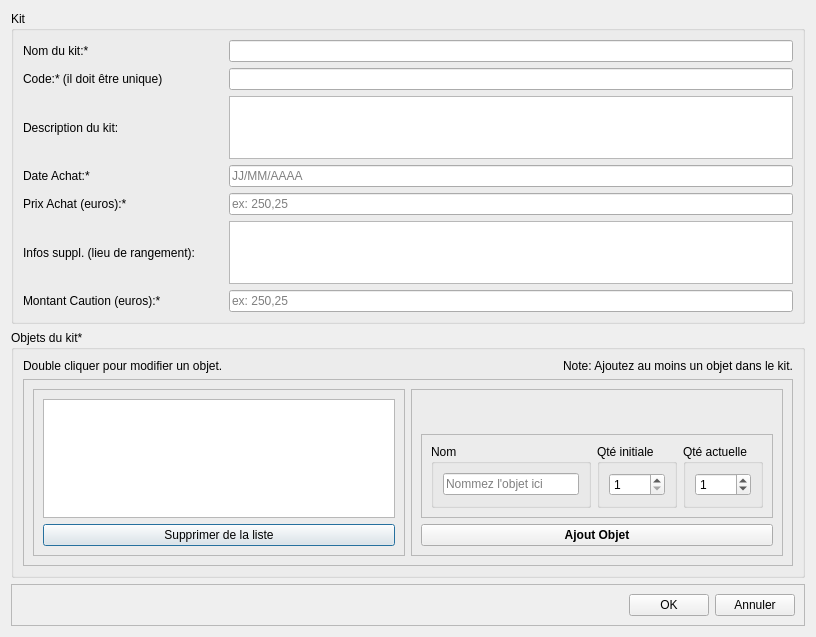
First picture: the form in popups/poppupaddkit.ui, repository diluxe01/Micro_Brico, before the edit.
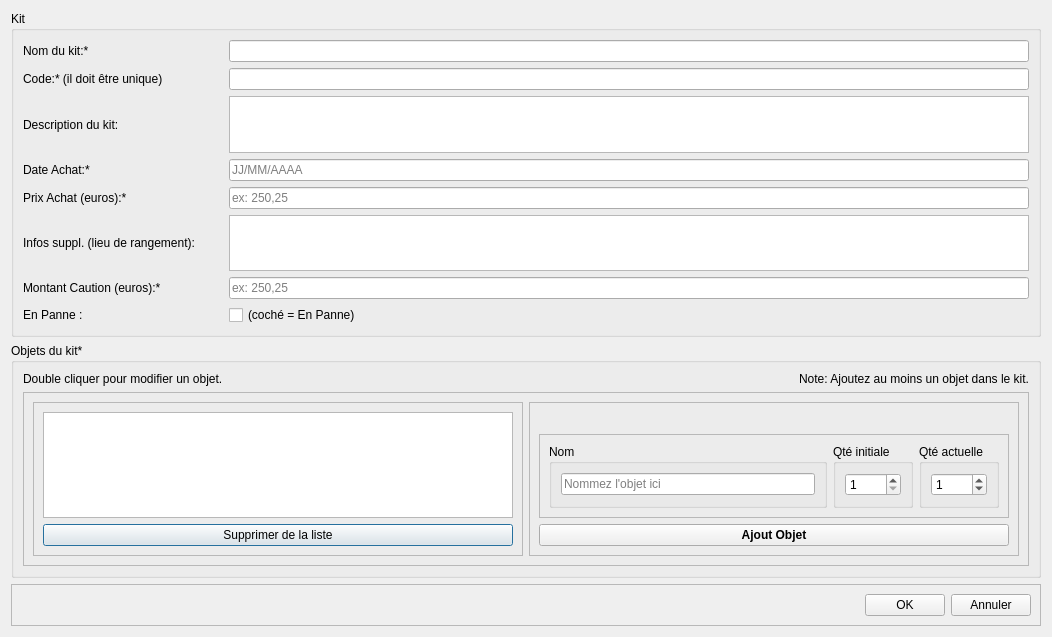
Second picture: the form after the edit.

Diff of the .ui file:
```diff
--- a/popups/poppupaddkit.ui
+++ b/popups/poppupaddkit.ui
@@ -204,6 +204,36 @@
         </item>
        </layout>
       </item>
+      <item>
+       <layout class="QHBoxLayout" name="horizontalLayout_12">
+        <item>
+         <widget class="QLabel" name="label_8">
+          <property name="minimumSize">
+           <size>
+            <width>200</width>
+            <height>0</height>
+           </size>
+          </property>
+          <property name="text">
+           <string>En Panne :</string>
+          </property>
+         </widget>
+        </item>
+        <item>
+         <widget class="QCheckBox" name="checkBox">
+          <property name="minimumSize">
+           <size>
+            <width>800</width>
+            <height>0</height>
+           </size>
+          </property>
+          <property name="text">
+           <string>(coché = En Panne)</string>
+          </property>
+         </widget>
+        </item>
+       </layout>
+      </item>
      </layout>
     </widget>
    </item>
```
